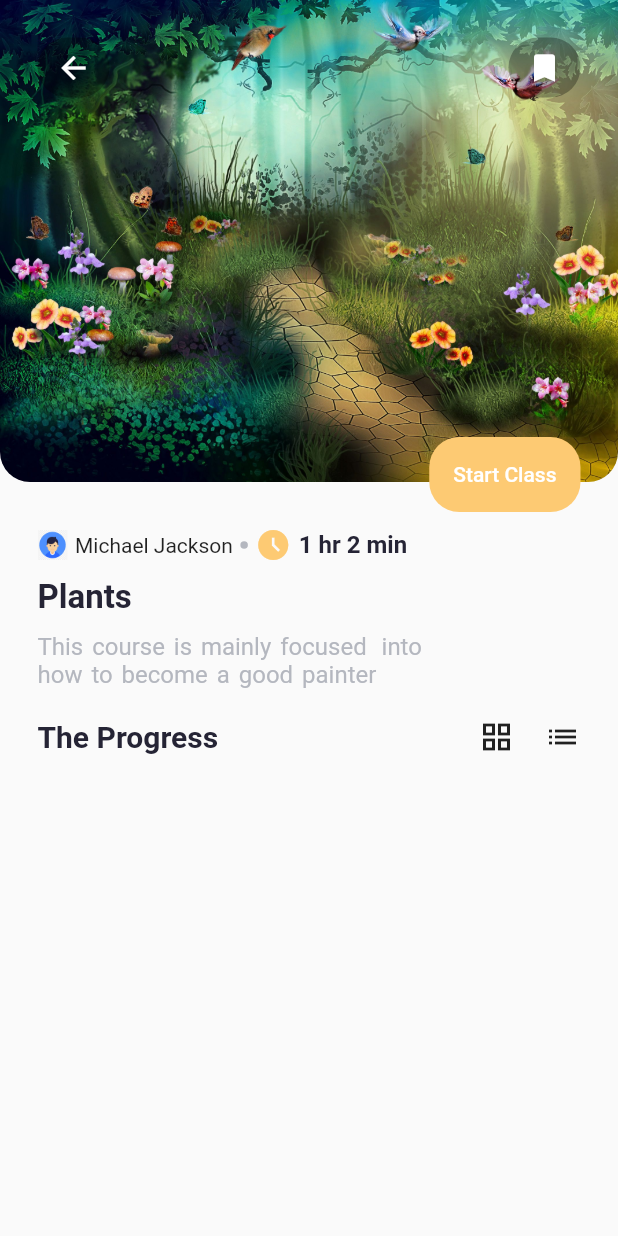
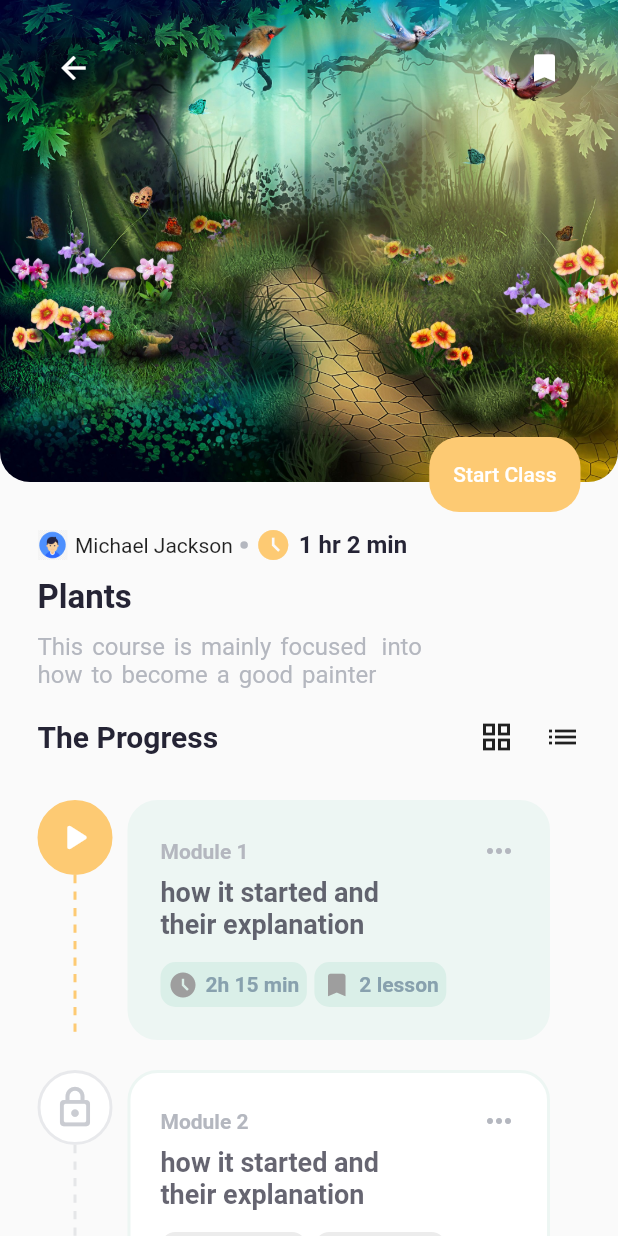
Before and after one commit to abdullakn/elearn_flutter_ui, a Flutter app: the screen it shows after launch, after a tap on "Start", on a phone screen of 412 x 824 dp. Run offline on Flutter 3.47's test engine with Material 2 defaults, Android fonts, the phone set to English and light mode, and no system bars; our stand-ins replace percent_indicator.

Commit message:
course module listing and ui completed

```diff
--- /dev/null
+++ b/lib/models/modules.dart
@@ -0,0 +1,30 @@
+import 'package:elearn_platform/constants/colors.dart';
+import 'package:flutter/cupertino.dart';
+import 'package:flutter/material.dart';
+
+class Module{
+  Color iconBorder;
+  Color iconBg;
+  Color iconColor;
+  IconData icon;
+  String title;
+  String desc;
+  Color moduleBorder;
+  Color moduleBg;
+  Color buttonColor;
+  Color buttonFont;
+  String time;
+  String lesson;
+
+  Module({required this.iconBorder,required this.iconBg,required this.iconColor,required this.icon,required this.title,required this.desc,
+  required this.moduleBorder,required this.moduleBg,required this.buttonColor,required this.buttonFont,required this.time,required this.lesson});
+
+
+  static List<Module> generateModule(){
+    return [
+      Module(iconBorder:kAccent, iconBg:kAccent, iconColor:Colors.white, icon:Icons.play_arrow_rounded, title:"Module 1", desc:"how it started and \ntheir explanation", moduleBorder: kPrimaryLight, moduleBg:kPrimaryLight, buttonColor:kPrimary, buttonFont:kPrimaryDark, time:"2h 15 min", lesson:"2 lesson"),
+      Module(iconBorder:kFontLight.withOpacity(0.3), iconBg:Colors.white, iconColor:kFontLight.withOpacity(0.7), icon:Icons.lock_outline_rounded,title:"Module 2", desc:"how it started and \ntheir explanation", moduleBorder: kPrimaryLight, moduleBg:Colors.white, buttonColor:Colors.grey.withOpacity(0.2), buttonFont:Colors.grey, time:"2h 15 min", lesson:"2 lesson")
+
+    ];
+  }
+}
--- /dev/null
+++ b/lib/screens/details/widgets/course_modules.dart
@@ -0,0 +1,128 @@
+import 'package:elearn_platform/constants/colors.dart';
+import 'package:elearn_platform/models/modules.dart';
+import 'package:flutter/material.dart';
+
+class CourseModules extends StatelessWidget {
+  final Module module;
+  CourseModules({required this.module});
+
+  @override
+  Widget build(BuildContext context) {
+    return Container(
+        height: 180,
+        child: Row(
+          children: [
+            Flexible(
+                flex: 1,
+                child: Container(
+                  margin: EdgeInsets.symmetric(vertical: 10),
+                  child: Column(
+                    children: [
+                      Container(
+                          padding: EdgeInsets.all(8),
+                          decoration: BoxDecoration(
+                              border: Border.all(
+                                  color: module.iconBorder, width: 2),
+                              color: module.iconBg,
+                              shape: BoxShape.circle),
+                          child: Icon(
+                            module.icon,
+                            size: 30,
+                            color: module.iconColor,
+                          )),
+                      Expanded(
+                          child: Column(
+                        children: List.generate(
+                            20,
+                            (index) => Expanded(
+                                    child: Container(
+                                  width: 2,
+                                  color: index % 2 == 0
+                                      ? module.iconBorder
+                                      : Colors.transparent,
+                                ))),
+                      ))
+                    ],
+                  ),
+                )),
+            Flexible(
+
+                flex: 5,
+                child: Container(
+                  margin: EdgeInsets.all(10),
+                  padding: EdgeInsets.all(20),
+                  decoration: BoxDecoration(
+                      border: Border.all(color: module.moduleBorder, width: 2),
+                      color: module.moduleBg,
+                      borderRadius: BorderRadius.circular(20)),
+                  child: Column(
+                    crossAxisAlignment: CrossAxisAlignment.start,
+                    children: [
+                      Row(
+                        mainAxisAlignment: MainAxisAlignment.spaceBetween,
+                        children: [
+                          Text(
+                            module.title,
+                            style: TextStyle(
+                                fontWeight: FontWeight.bold, color: kFontLight),
+                          ),
+                          Icon(
+                            Icons.more_horiz,
+                            color: kFontLight,
+                          )
+                        ],
+                      ),
+                      SizedBox(
+                        height: 5,
+                      ),
+                      Text(
+                        module.desc,
+                        style: TextStyle(
+                            fontSize: 18,
+                            fontWeight: FontWeight.bold,
+                            color: kFont.withOpacity(0.7)),
+                      ),
+                      SizedBox(
+                        height: 15,
+                      ),
+                      Row(
+                        children: [
+                          _buildButton(Icons.access_time_filled, module.time),
+                          SizedBox(
+                            width: 5,
+                          ),
+                          _buildButton(Icons.bookmark,module.lesson),
+                        ],
+                      )
+                    ],
+                  ),
+                ))
+          ],
+        ));
+  }
+
+  Container _buildButton(IconData data, String text) {
+    return Container(
+      padding: EdgeInsets.all(5),
+      decoration: BoxDecoration(
+          color: module.buttonColor, borderRadius: BorderRadius.circular(10)),
+      child: Row(
+        children: [
+          Icon(
+            data,
+            size: 20,
+            color: Colors.grey,
+          ),
+          SizedBox(
+            width: 5,
+          ),
+          Text(
+            text,
+            style: TextStyle(
+                color: module.buttonFont, fontWeight: FontWeight.bold),
+          )
+        ],
+      ),
+    );
+  }
+}
--- a/lib/screens/details/widgets/course_progress.dart
+++ b/lib/screens/details/widgets/course_progress.dart
@@ -1,14 +1,19 @@
 import 'package:elearn_platform/constants/colors.dart';
+import 'package:elearn_platform/models/modules.dart';
+import 'package:elearn_platform/screens/details/widgets/course_modules.dart';
 import 'package:flutter/material.dart';
 
 class CourseProgress extends StatelessWidget {
-  const CourseProgress({ Key? key }) : super(key: key);
+  final moduleList=Module.generateModule();
+   CourseProgress({ Key? key }) : super(key: key);
 
   @override
   Widget build(BuildContext context) {
     return Container(
       margin: EdgeInsets.symmetric(horizontal: 25,vertical: 10),
-      child: Row(
+      child: Column(
+        children: [
+          Row(
             mainAxisAlignment: MainAxisAlignment.spaceBetween,
             children: [
               Text("The Progress",style: TextStyle(fontWeight: FontWeight.bold,fontSize: 20,color: kFont),),
@@ -22,6 +27,12 @@ class CourseProgress extends StatelessWidget {
               )
             ],
           ),
+             SizedBox(height: 20,),
+        //  CourseModules(module: moduleList[0]),
+        ...moduleList.map((e) => CourseModules(module: e)).toList()
+
+        ],
+      ),
 
     );
   }
```
Lines whose indentation alone changed are shown as unchanged.
